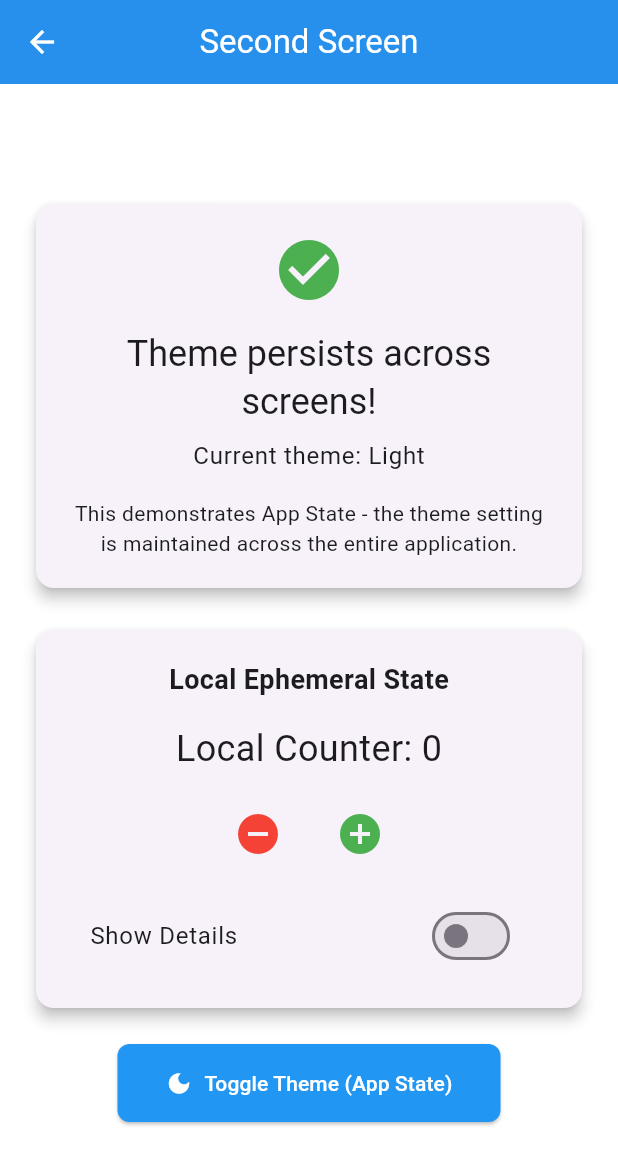
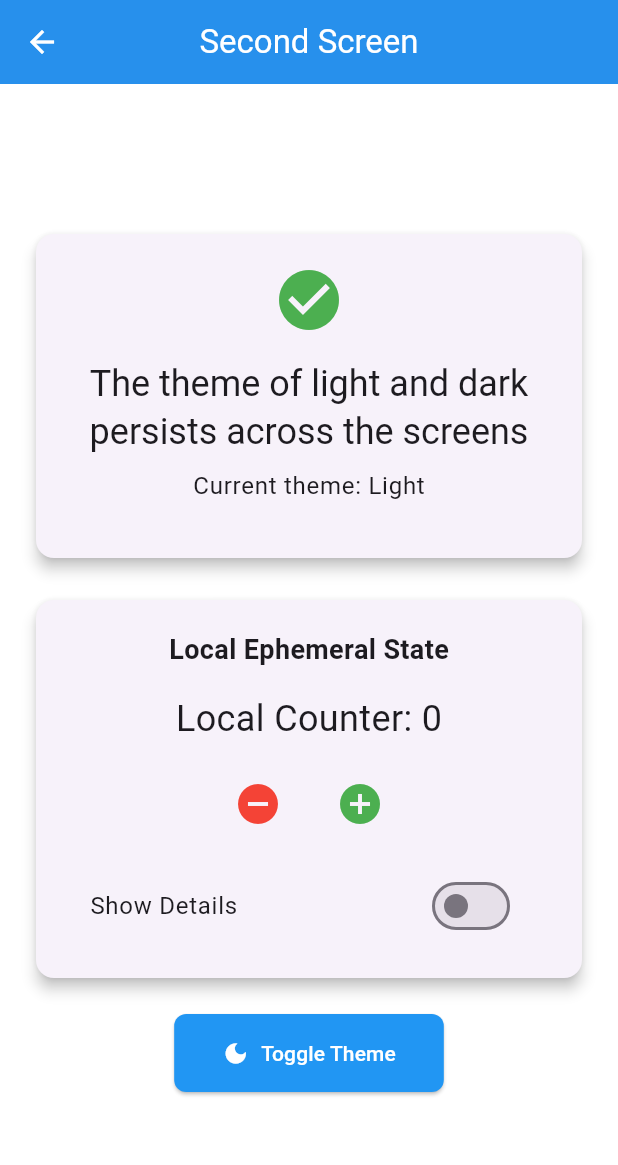
Before and after one commit to goodboykit/Advanced-Mobile-Programming, a Flutter app: the screen it shows after launch, scrolled down 118 dp, after a tap on "Go to Second Screen", on a phone screen of 412 x 824 dp. Shown: the top 1165 px of the screen. Run offline on Flutter 3.47's test engine with Material 3 defaults, Android fonts, the phone set to English and light mode, and no system bars.

Commit message:
commit with it

```diff
--- a/ephemeral_vs_app_state/analysis_options.yaml
+++ b/ephemeral_vs_app_state/analysis_options.yaml
@@ -7,6 +7,9 @@
 
 # The following line activates a set of recommended lints for Flutter apps,
 # packages, and plugins designed to encourage good coding practices.
+analyzer:
+  errors:
+    use_super_parameters: ignore
 include: package:flutter_lints/flutter.yaml
 
 linter:
--- a/ephemeral_vs_app_state/lib/main.dart
+++ b/ephemeral_vs_app_state/lib/main.dart
@@ -4,34 +4,27 @@ import 'theme_provider.dart';
 
 void main() {
   runApp(
-    // Wrap the app with ChangeNotifierProvider to provide app state
     ChangeNotifierProvider(
       create: (_) => ThemeProvider(),
       child: const MyApp(),
     ),
   );
 }
-
-/// Root widget of the application
 class MyApp extends StatelessWidget {
   const MyApp({Key? key}) : super(key: key);
 
   @override
   Widget build(BuildContext context) {
-    // Listen to theme changes using Provider
     final themeProvider = Provider.of<ThemeProvider>(context);
 
     return MaterialApp(
       title: 'Ephemeral vs App State Demo',
       debugShowCheckedModeBanner: false,
-      // Use the theme from the provider (App State)
       theme: themeProvider.currentTheme,
       home: const HomeScreen(),
     );
   }
 }
-
-/// Main screen demonstrating both ephemeral and app state
 class HomeScreen extends StatefulWidget {
   const HomeScreen({Key? key}) : super(key: key);
 
@@ -40,13 +33,10 @@ class HomeScreen extends StatefulWidget {
 }
 
 class _HomeScreenState extends State<HomeScreen> {
-  // Ephemeral state: counter value that only affects this widget
   int _counter = 0;
 
-  // Ephemeral state: temporary message
   String _message = 'Welcome! Start counting...';
 
-  // Method to increment counter (ephemeral state management)
   void _incrementCounter() {
     setState(() {
       _counter++;
@@ -94,7 +84,7 @@ class _HomeScreenState extends State<HomeScreen> {
 
     return Scaffold(
       appBar: AppBar(
-        title: const Text('State Management Demo'),
+        title: const Text('State Management'),
         centerTitle: true,
         actions: [
           // Theme toggle switch (App State)
@@ -122,14 +112,13 @@ class _HomeScreenState extends State<HomeScreen> {
           child: Column(
             mainAxisAlignment: MainAxisAlignment.center,
             children: [
-              // State Type Indicators
               Card(
                 child: Padding(
                   padding: const EdgeInsets.all(16.0),
                   child: Column(
                     children: [
                       const Text(
-                        'State Types Demonstration',
+                        'State Types',
                         style: TextStyle(
                           fontSize: 20,
                           fontWeight: FontWeight.bold,
@@ -166,7 +155,7 @@ class _HomeScreenState extends State<HomeScreen> {
                   child: Column(
                     children: [
                       const Text(
-                        'Ephemeral State Example',
+                        'Ephemeral State',
                         style: TextStyle(
                           fontSize: 18,
                           fontWeight: FontWeight.w600,
@@ -238,7 +227,7 @@ class _HomeScreenState extends State<HomeScreen> {
                   child: Column(
                     children: [
                       const Text(
-                        'App State Example',
+                        'App State ',
                         style: TextStyle(
                           fontSize: 18,
                           fontWeight: FontWeight.w600,
@@ -381,7 +370,7 @@ class _SecondScreenState extends State<SecondScreen> {
                       ),
                       const SizedBox(height: 16),
                       Text(
-                        'Theme persists across screens!',
+                        'The theme of light and dark persists across the screens',
                         style: Theme.of(context).textTheme.headlineSmall,
                         textAlign: TextAlign.center,
                       ),
@@ -391,12 +380,6 @@ class _SecondScreenState extends State<SecondScreen> {
                         style: Theme.of(context).textTheme.bodyLarge,
                       ),
                       const SizedBox(height: 16),
-                      const Text(
-                        'This demonstrates App State - the theme setting is maintained '
-                        'across the entire application.',
-                        textAlign: TextAlign.center,
-                        style: TextStyle(fontSize: 14),
-                      ),
                     ],
                   ),
                 ),
@@ -486,7 +469,7 @@ class _SecondScreenState extends State<SecondScreen> {
                   themeProvider.isDarkMode ? Icons.light_mode : Icons.dark_mode,
                 ),
                 label: Text(
-                  'Toggle Theme (App State)',
+                  'Toggle Theme',
                 ),
               ),
             ],
```
Also changed, not shown: ephemeral_vs_app_state/lib/theme_provider.dart (+0 -9 lines), 1 other file.
